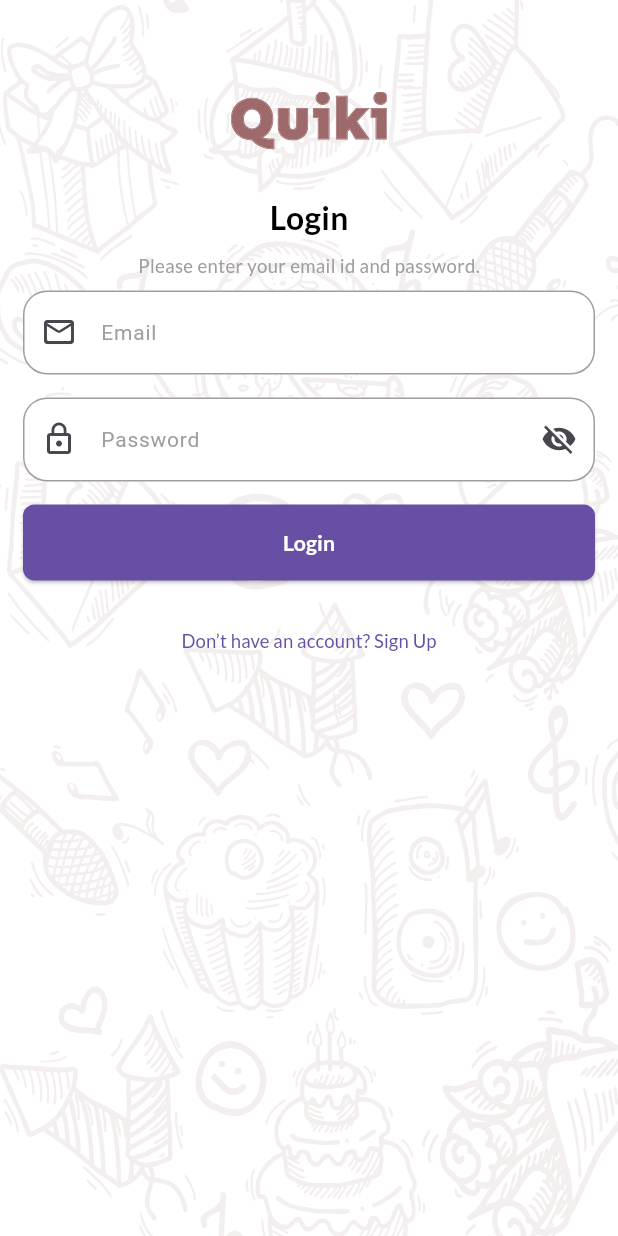
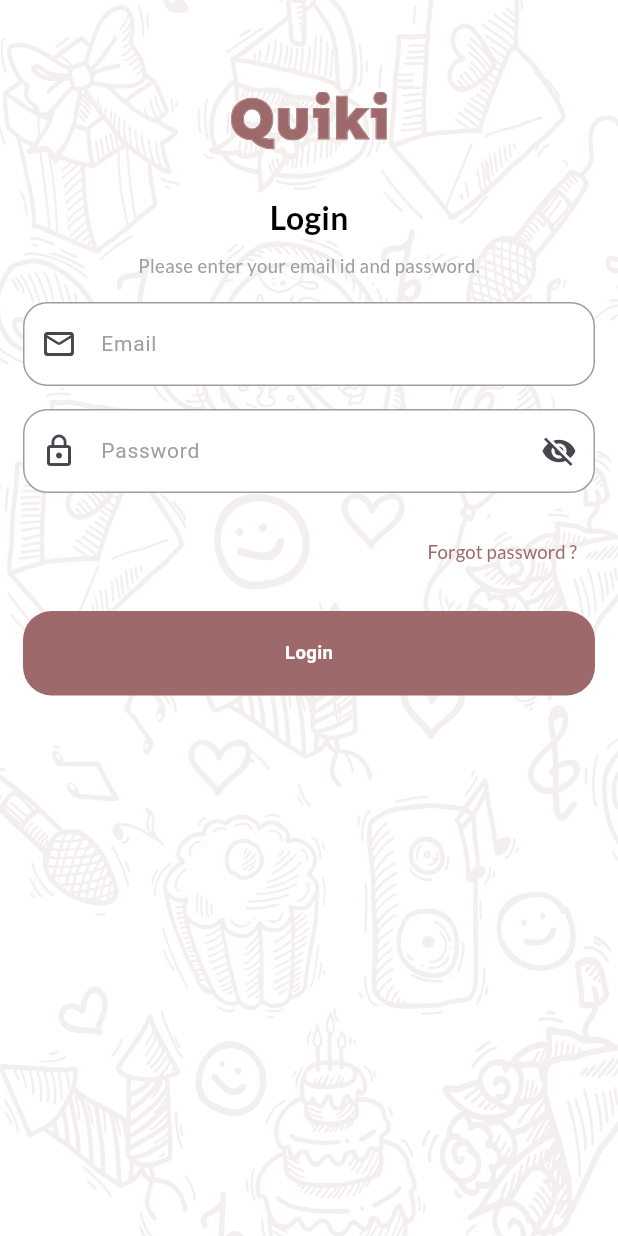
Before and after one commit to AswinAzikar/quiki_mob, a Flutter app: the AuthScreen screen opened by its route, on a phone screen of 412 x 824 dp. Run offline on Flutter 3.47's test engine with Material 3 defaults, Android fonts, the phone set to English and light mode, and no system bars; drawn by our look-alikes of carousel_slider; our stand-ins replace flutter_svg, gap, logger, page_transition.

Commit message:
"Refactored AuthScreen: removed Gap import, replaced gap with gapLarge, updated TextFormField prefixIcon, replaced ElevatedButton with LoadingButton, and added TextButton for forgot password."

```diff
--- a/lib/features/auth_screen/auth_screen.dart
+++ b/lib/features/auth_screen/auth_screen.dart
@@ -1,11 +1,12 @@
 import 'package:flutter/material.dart';
 import 'package:flutter/services.dart';
 import 'package:flutter_svg/flutter_svg.dart';
-import 'package:gap/gap.dart';
 import 'package:quiki/constants/constant.dart';
 import 'package:quiki/gen/assets.gen.dart';
 import 'package:quiki/theme/theme.dart';
 import 'package:quiki/utils/size_utils.dart';
+
+import '../../widgets/loading_button.dart';
 
 class AuthScreen extends StatefulWidget {
   const AuthScreen({super.key});
@@ -69,7 +70,7 @@ class _AuthScreenState extends State<AuthScreen> {
                       color: Colors.grey,
                     ),
                   ),
-                  gap,
+                  gapLarge,
                   Form(
                     child: Column(
                       crossAxisAlignment: CrossAxisAlignment.start,
@@ -77,14 +78,7 @@ class _AuthScreenState extends State<AuthScreen> {
                         TextFormField(
                           decoration: const InputDecoration(
                               labelText: "Email",
-                              prefixIcon: Icon(Icons.mail_outline_rounded)
-                              // prefixIcon: SizedBox(
-                              //   height: 10,
-                              //   width:10,
-                              //   child: SvgPicture.asset(Assets.svgs.mail,
-                              //       width: 10, height: 10),
-                              // ),
-                              ),
+                              prefixIcon: Icon(Icons.mail_outline_rounded)),
                         ),
                         gapLarge,
                         TextFormField(
@@ -111,37 +105,39 @@ class _AuthScreenState extends State<AuthScreen> {
                     ),
                   ),
                   gapLarge,
-                  SizedBox(
-                    width: double.infinity,
-                    child: ElevatedButton(
-                      onPressed: () {},
-                      style: ElevatedButton.styleFrom(
-                        padding: EdgeInsets.symmetric(vertical: paddingLarge.h),
-                        backgroundColor: Theme.of(context).primaryColor,
-                        shape: RoundedRectangleBorder(
-                          borderRadius: BorderRadius.circular(padding.h),
+                  Row(
+                    mainAxisAlignment: MainAxisAlignment.end,
+                    children: [
+                      TextButton(
+                        onPressed: () {},
+                        child: Text(
+                          "Forgot password ?",
+                          style: context.latoRegular.copyWith(
+                            fontSize: 14.fSize,
+                            color: primaryColor,
+                          ),
                         ),
                       ),
-                      child: Text(
-                        "Login",
-                        style: context.latoBold.copyWith(
-                          fontSize: 16.fSize,
-                          color: Colors.white,
+                    ],
+                  ),
+                  gapLarge,
+                  LoadingButton(
+                    color: primaryColor,
+                    child: Row(
+                      mainAxisAlignment: MainAxisAlignment.spaceEvenly,
+                      children: [
+                        Text(
+                          'Login',
+                          style: TextStyle(
+                            color: Colors.white,
+                            fontSize: 14.fSize,
+                            fontWeight: FontWeight.bold,
+                          ),
                         ),
-                      ),
+                      ],
                     ),
                   ),
-                  const Gap(16),
-                  TextButton(
-                    onPressed: () {},
-                    child: Text(
-                      "Don’t have an account? Sign Up",
-                      style: context.latoRegular.copyWith(
-                        fontSize: 14.fSize,
-                        color: Theme.of(context).primaryColor,
-                      ),
-                    ),
-                  ),
+                  gapLarge,
                 ],
               ),
             ),
--- /dev/null
+++ b/lib/widgets/loading_button.dart
@@ -0,0 +1,45 @@
+import 'package:flutter/material.dart';
+import 'package:quiki/utils/size_utils.dart';
+
+class LoadingButton extends StatefulWidget {
+  final Color color;
+  final Widget child;
+  final bool isLoading;
+
+  const LoadingButton({
+    super.key,
+    required this.color,
+    required this.child,
+    this.isLoading = false,
+  });
+
+  @override
+  State<LoadingButton> createState() => _LoadingButtonState();
+}
+
+class _LoadingButtonState extends State<LoadingButton> {
+  @override
+  Widget build(BuildContext context) {
+    return SizedBox(
+      width: double.infinity,
+      child: GestureDetector(
+        onTap: widget.isLoading ? null : () {},
+        child: Container(
+          padding: EdgeInsets.symmetric(vertical: 20.h),
+          decoration: BoxDecoration(
+            shape: BoxShape.rectangle,
+            borderRadius: BorderRadius.all(Radius.circular(20.h)),
+            color: widget.color,
+          ),
+          child: widget.isLoading
+              ? const Center(
+                  child: CircularProgressIndicator(
+                    valueColor: AlwaysStoppedAnimation<Color>(Colors.white),
+                  ),
+                )
+              : widget.child,
+        ),
+      ),
+    );
+  }
+}
```
